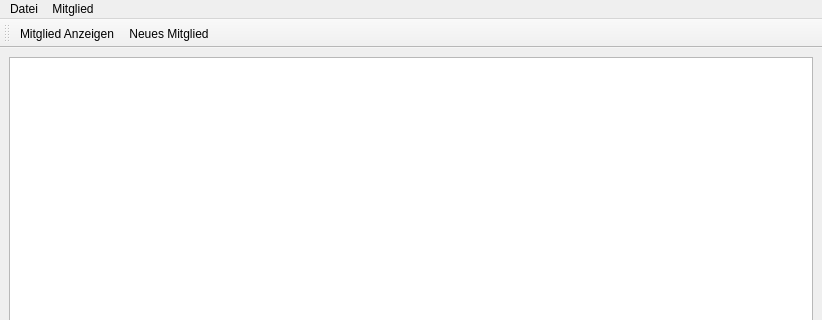
First picture: the form in gui-Qt/src/mainWindow.ui, repository Bjoe/member-manager, before the edit; both pictures show x 0 to 822 and y 0 to 320 of the 822 by 676 pixel window.
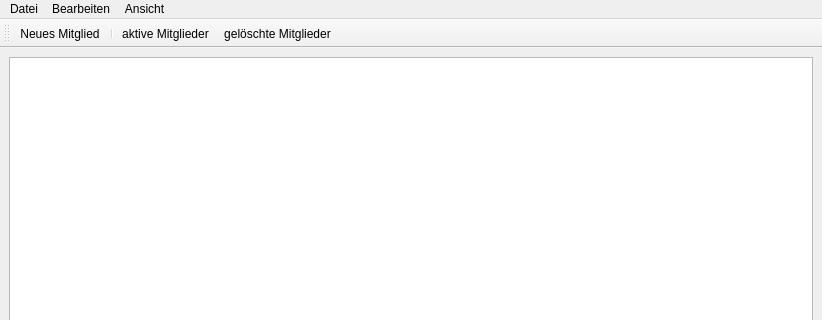
Second picture: the form after the edit.

Commit message:
Checkable fuer QAction deletedMember und selectedMember eingefuegt.
New Member Funktion hinzugefuegt.

```diff
--- a/gui-Qt/src/mainWindow.ui
+++ b/gui-Qt/src/mainWindow.ui
@@ -58,8 +58,10 @@
    <attribute name="toolBarBreak">
     <bool>false</bool>
    </attribute>
-   <addaction name="actionSelectMember"/>
    <addaction name="actionNewMember"/>
+   <addaction name="separator"/>
+   <addaction name="actionSelectMember"/>
+   <addaction name="actionShowDeletedMember"/>
   </widget>
   <widget class="QMenuBar" name="menubar">
    <property name="geometry">
@@ -70,9 +72,9 @@
      <height>25</height>
     </rect>
    </property>
-   <widget class="QMenu" name="menuMitglied">
+   <widget class="QMenu" name="menuEdit">
     <property name="title">
-     <string>Mitglied</string>
+     <string>Bearbeiten</string>
     </property>
     <addaction name="actionNewMember"/>
     <addaction name="actionSelectMember"/>
@@ -84,8 +86,16 @@
     </property>
     <addaction name="actionExit"/>
    </widget>
+   <widget class="QMenu" name="menuAnsicht">
+    <property name="title">
+     <string>Ansicht</string>
+    </property>
+    <addaction name="actionSelectMember"/>
+    <addaction name="actionShowDeletedMember"/>
+   </widget>
    <addaction name="menuDatei"/>
-   <addaction name="menuMitglied"/>
+   <addaction name="menuEdit"/>
+   <addaction name="menuAnsicht"/>
   </widget>
   <action name="actionNewMember">
    <property name="text">
@@ -94,12 +104,12 @@
   </action>
   <action name="actionSelectMember">
    <property name="text">
-    <string>Mitglied Anzeigen</string>
+    <string>aktive Mitglieder</string>
    </property>
   </action>
   <action name="actionShowDeletedMember">
    <property name="text">
-    <string>Gelöschte Mitglieder Anzeigen</string>
+    <string>gelöschte Mitglieder</string>
    </property>
   </action>
   <action name="actionExit">
```
Left out of the diff: 14 changed lines with no effect on the pictures. The commit also changes 10 other files.
